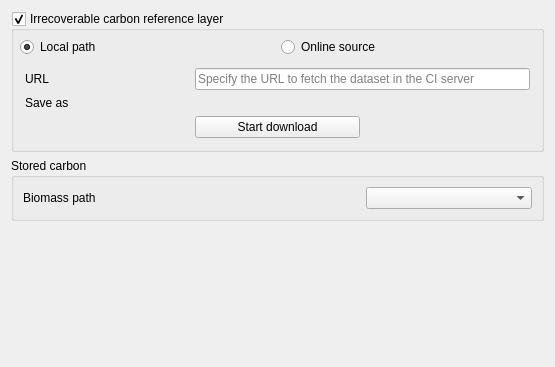
Old version of the form src/cplus_plugin/ui/carbon_settings.ui in the repository ConservationInternational/cplus-plugin.
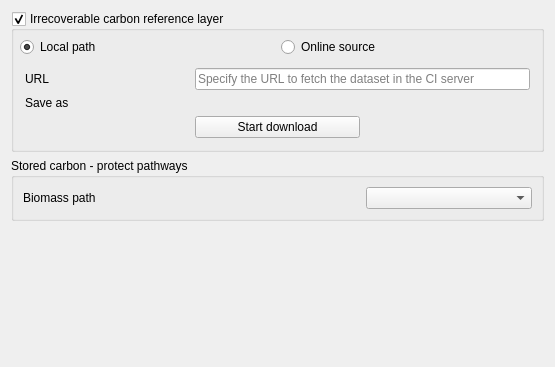
New version of the form. Custom widgets are drawn as their Qt base class.

Commit message: Incorporate stored carbon calculation.

Diff of the .ui file:
```diff
--- a/src/cplus_plugin/ui/carbon_settings.ui
+++ b/src/cplus_plugin/ui/carbon_settings.ui
@@ -206,7 +206,7 @@
    <item>
     <widget class="QgsCollapsibleGroupBox" name="gb_stored_carbon">
      <property name="title">
-      <string>Stored carbon</string>
+      <string>Stored carbon - protect pathways</string>
      </property>
      <layout class="QGridLayout" name="gridLayout">
       <item row="0" column="0">
```
The commit also changes 3 other files.
